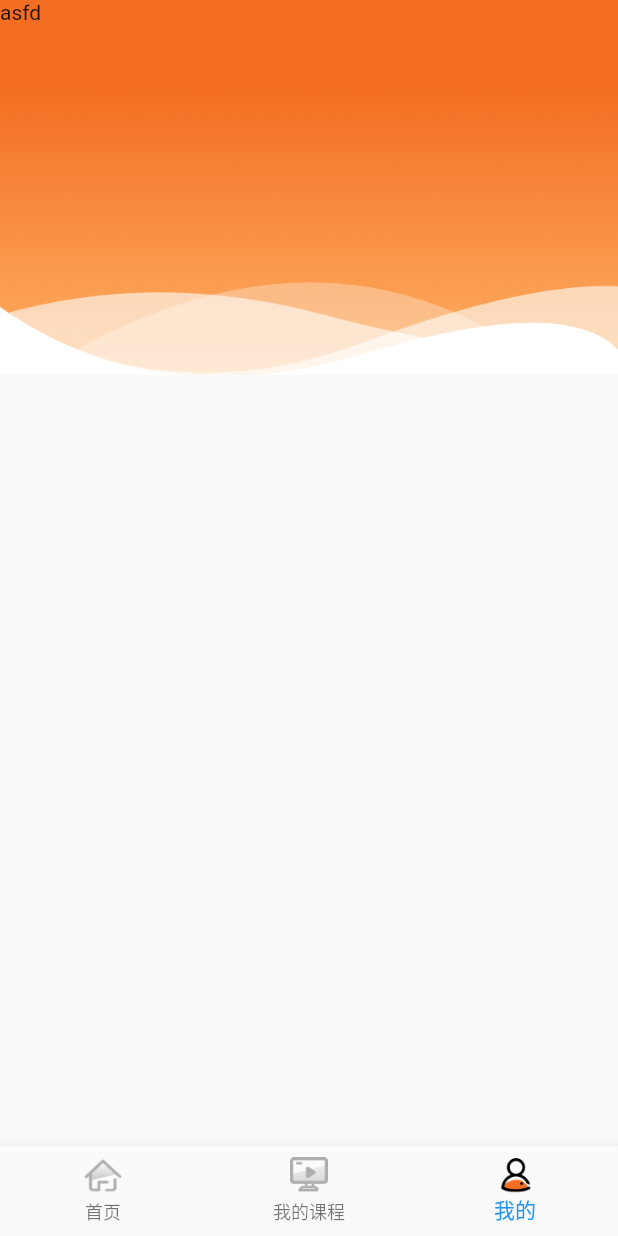
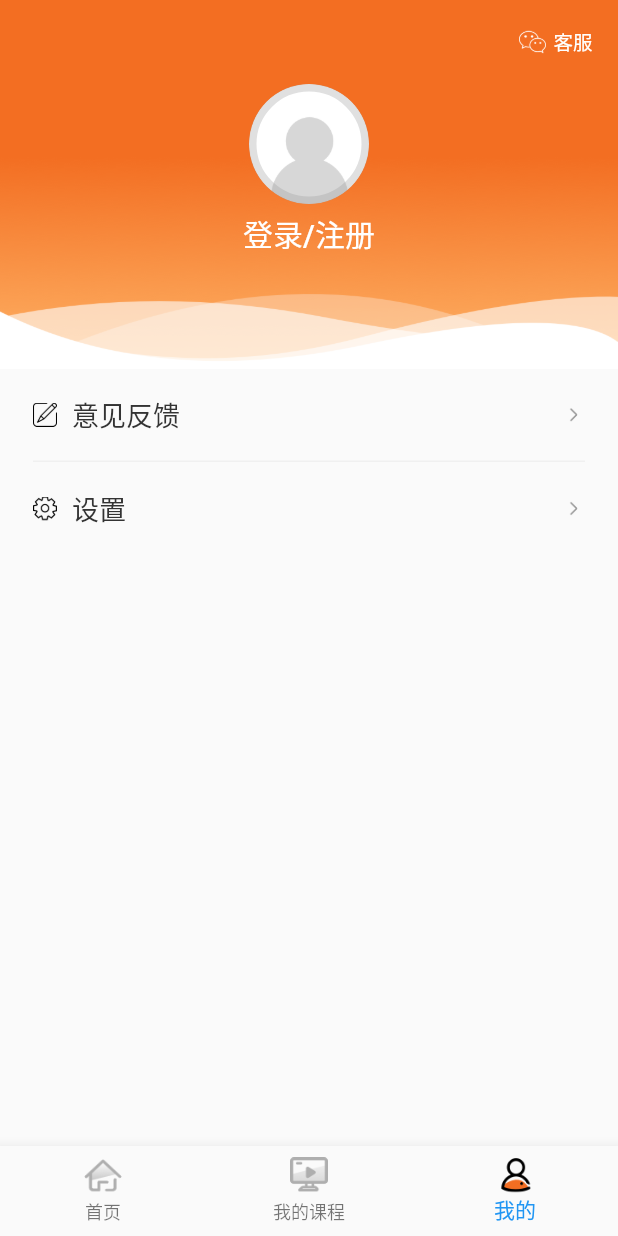
Before and after one commit to YangtaoWang/iea_flutter, a Flutter app: the screen it shows after launch, item 3 of the bottom bar chosen, on a phone screen of 412 x 824 dp. Run offline on Flutter 3.47's test engine with Material 2 defaults, Android fonts, the light colour scheme and no system bars; our stand-ins replace chewie, convert, dio, extended_image, flutter_redux, flutter_swiper and 4 more; missing offline and left inert: flutter_downloader, throttling; network calls fail; statements that could not run were skipped.

Commit message:
我的页面

```diff
--- a/lib/main.dart
+++ b/lib/main.dart
@@ -1,13 +1,14 @@
 import 'package:flutter/material.dart';
 import 'package:iea/screens/courseDetailPage/courseDetail_page.dart';
 // import 'package:iea/screens/indexPage/index_page.dart';
-import 'package:iea/screens/mineCoursePage/mineCourse_page.dart';
+// import 'package:iea/screens/mineCoursePage/mineCourse_page.dart';
 import 'package:iea/screens/courseExamPage/courseExam_page.dart';
 import 'package:iea/screens/courseExamResultPage/courseExamResult_page.dart';
 import 'package:iea/screens/feedbackPage/feedback_page.dart';
 import 'package:iea/screens/playerPage/player_page.dart';
 import 'package:iea/screens/mainPage/main_page.dart';
 // import 'package:iea/screens/minepage/mine_screen.dart';
+import 'package:iea/screens/myCoursePage/myCourse_page.dart';
 import 'package:iea/screens/myPage/my_page.dart';
 import 'package:redux/redux.dart';
 import 'package:flutter_redux/flutter_redux.dart';
@@ -18,6 +19,8 @@ import 'package:iea/redux/appState.dart';
 // import 'package:iea/redux/reducer.dart';
 // import 'dart:developer';
 // import 'package:iea/redux/appActions.dart';
+// import 'dart:io';
+// import 'package:flutter/services.dart';
 
 import 'package:flutter/rendering.dart';
 
@@ -60,29 +63,37 @@ class HomePage extends StatefulWidget {
 
 class _HomePageState extends State<HomePage> {
   int _currentIndex = 0;
-  final widgetItems = [MainPage(), MineCoursePage(), MyPage()];
+  final widgetItems = [MainPage(), MyCoursePage(), MyPage()];
   List<String> widgetNames = ['IEA认证', '我的课程' ,'我的'];
   @override
   Widget build(BuildContext context) {
+    // if (Platform.isAndroid) {
+    //   // 以下两行 设置android状态栏为透明的沉浸。写在组件渲染之后，是为了在渲染后进行set赋值，覆盖状态栏，写在渲染之前MaterialApp组件会覆盖掉这个值。
+    //   SystemUiOverlayStyle systemUiOverlayStyle = SystemUiOverlayStyle(statusBarColor: Colors.transparent);
+    //   SystemChrome.setSystemUIOverlayStyle(systemUiOverlayStyle);
+    // }
     return Scaffold(
       // 顶栏
-      appBar: PreferredSize(
-        child: Offstage(
-          offstage: _currentIndex == 2 ? true : false,
-          child: AppBar(
-            title: Text(widgetNames[_currentIndex], style: TextStyle(color: Colors.black),),
-            backgroundColor: Colors.white,
-            elevation: 0,
-            centerTitle: true
-          ),
-        ),
-        preferredSize:Size.fromHeight(MediaQuery.of(context).size.height * 0.07),
+      appBar: AppBar(
+        title: _currentIndex != 2 ? Text(widgetNames[_currentIndex], style: TextStyle(color: Colors.black),) : Text(''),
+        backgroundColor: _currentIndex != 2 ? Colors.white : Color.fromRGBO(243, 110, 34, 1),
+        elevation: 0,
+        centerTitle: true,
+        actions: _currentIndex == 2 ? <Widget>[
+          Row(
+            children: <Widget>[
+              Image.asset('assets/images/mypage/weixin.png', width: 18, height: 18),
+              Container(
+                margin: EdgeInsets.only(right: 17, left: 5),
+                child: Text('客服', style: TextStyle(fontSize: 13))
+              )
+            ],
+          )
+        ] : <Widget>[],
       ),
-      body: SafeArea(
-        child: IndexedStack(
-          index: _currentIndex,
-          children: widgetItems,
-        ),
+      body: IndexedStack(
+        index: _currentIndex,
+        children: widgetItems,
       ),
       // 底部导航
       bottomNavigationBar: BottomNavigationBar(
@@ -91,12 +102,10 @@ class _HomePageState extends State<HomePage> {
             icon: _currentIndex == 0 ? Image.asset('assets/images/homepage/Page1Copy4@2x.png',width: 25,height: 25,):Image.asset('assets/images/homepage/Page1Copy6@2x.png',width: 25,height: 25,),
             title: Text('首页', style: TextStyle(color: Color(0xFF06244e), fontSize: 14), )
           ),
-
           BottomNavigationBarItem(
             icon: _currentIndex == 1 ? Image.asset('assets/images/homepage/icon_me_course_sel.png',width: 25,height: 25,):Image.asset('assets/images/homepage/icon_me_course_unsel.png',width: 25,height: 25,) ,
             title: Text('我的课程', style: TextStyle(color: Color(0xFF06244e), fontSize: 14), )
           ),
-
           BottomNavigationBarItem(
             icon: _currentIndex == 2? Image.asset('assets/images/homepage/Page1Copy2@2x.png',width: 25,height: 25,):Image.asset('assets/images/homepage/Page1@2x.png',width: 25,height: 25,) ,
             title: Text('我的', style: TextStyle(color: Color(0xFF06244e), fontSize: 14), )
@@ -110,7 +119,6 @@ class _HomePageState extends State<HomePage> {
 
   }
   void _onItemTaped (int index){
-    // Navigator.pushNamed(context, '/test', arguments: 0);
     setState(() {
       _currentIndex = index;
     });
--- a/lib/screens/mainPage/main_openList.dart
+++ b/lib/screens/mainPage/main_openList.dart
@@ -14,8 +14,6 @@ class _MainOpenListState extends State<MainOpenList> with AutomaticKeepAliveClie
   bool get wantKeepAlive => true;
   @override
   void initState() {
-    // _getOpenList();
-    // getOpenList();
     super.initState();
   }
   @override
--- /dev/null
+++ b/lib/screens/myCoursePage/myCourse_page.dart
@@ -0,0 +1,109 @@
+import 'package:flutter/material.dart';
+
+class MyCoursePage extends StatefulWidget {
+  MyCoursePage({Key key}) : super(key: key);
+  _MyCoursePageState createState() => _MyCoursePageState();
+}
+
+class _MyCoursePageState extends State<MyCoursePage> {
+  @override
+  Widget build(BuildContext context) {
+    // return Container(
+    //    child: ListView.separated(
+    //      itemCount: 5,
+    //      itemBuilder: (BuildContext context, int index) {
+    //       return Container(
+    //         height: 120,
+    //         child: Padding(
+    //           padding: EdgeInsets.symmetric(horizontal: 15, vertical: 17),
+    //           child: Container(
+    //             child: Row(
+    //               children: <Widget>[
+    //                 Container(
+    //                   width: 145,
+    //                   height: 81,
+    //                   margin: EdgeInsets.only(right: 19),
+    //                   child: Stack(
+    //                     children: <Widget>[
+    //                       ClipRRect(
+    //                         child: Image.network('https://xszx-test-1251987637.cosbj.myqcloud.com/file/20190614/fe82d65bf5464498b389632f82197983.png', width: 145, height: 81, fit: BoxFit.cover),
+    //                         borderRadius: BorderRadius.circular(5),
+    //                       ),
+    //                       Positioned(
+    //                         left: 0,
+    //                         top: 8,
+    //                         child: Container(
+    //                           child: Padding(
+    //                             padding: EdgeInsets.symmetric(horizontal: 11, vertical: 4),
+    //                             child: Text('心理学', style: TextStyle(color: Colors.white, fontSize: 12),),
+    //                           ),
+    //                           decoration: BoxDecoration(
+    //                             color: Color.fromRGBO(243, 110, 34, 0.96),
+    //                             borderRadius: BorderRadius.only(topRight: Radius.circular(25), bottomRight: Radius.circular(25))
+    //                           )
+    //                         )
+    //                       )
+    //                     ],
+    //                   ),
+    //                 ),
+    //                 Expanded(
+    //                   flex: 1,
+    //                   child: Container(
+    //                     child: Column(
+    //                       mainAxisAlignment: MainAxisAlignment.spaceBetween,
+    //                       children: <Widget>[
+    //                         Text('心理学产品包标题心理学产品包标题心理学产品包标题心理学产品包标题心理学产品包标题心理学产品包标题心理学产品包标题', style: TextStyle(fontSize: 15, color: Color.fromRGBO(51, 51, 51, 1), fontWeight: FontWeight.w500), maxLines: 2,),
+    //                         Container(
+    //                           height: 28,
+    //                           child: Row(
+    //                             crossAxisAlignment: CrossAxisAlignment.center,
+    //                             mainAxisAlignment: MainAxisAlignment.start,
+    //                             children: <Widget>[
+    //                               ClipOval(
+    //                                 child: Image.network('https://xszx-test-1251987637.cosbj.myqcloud.com/file/20190614/fe82d65bf5464498b389632f82197983.png', width: 28, height: 28, fit: BoxFit.cover,),
+    //                               ),
+    //                               Container(
+    //                                 margin: EdgeInsets.only(left: 13),
+    //                                 child: Text('高静老师', style: TextStyle(fontSize: 14, color: Color.fromRGBO(102, 102, 102, 1))),
+    //                               )
+    //                             ],
+    //                           ),
+    //                         )
+    //                       ],
+    //                     ),
+    //                   ),
+    //                 )
+
+    //               ],
+    //             ),
+    //           ),
+    //         ),
+    //       );
+    //      },
+    //      separatorBuilder: (BuildContext context, int index) {
+    //        return Container(
+    //          height: 10,
+    //          decoration: BoxDecoration(
+    //            color: Color.fromRGBO(247, 247, 247, 1)
+    //          ),
+    //        );
+    //      },
+    //    )
+    // );
+    return Container(
+      height: MediaQuery.of(context).size.height,
+      width: MediaQuery.of(context).size.width,
+      child: Column(
+        crossAxisAlignment: CrossAxisAlignment.center,
+        mainAxisAlignment: MainAxisAlignment.center,
+        children: <Widget>[
+          Image.network('https://xszx-test-1251987637.cosbj.myqcloud.com/file/20190614/fe82d65bf5464498b389632f82197983.png', width: 198, height: 191, fit: BoxFit.cover,),
+          Container(
+            margin: EdgeInsets.only(top: 30),
+            child: Text('您还没有选课，去首页选课进入学习吧！', style: TextStyle(fontSize: 13, color: Color.fromRGBO(153, 153, 153, 1), fontWeight: FontWeight.w500)),
+          )
+        ],
+      ),
+    );
+  }
+}
--- a/lib/screens/myPage/my_page.dart
+++ b/lib/screens/myPage/my_page.dart
@@ -1,5 +1,5 @@
 import 'package:flutter/material.dart';
-import 'dart:ui';
+// import 'dart:ui';
 class MyPage extends StatefulWidget{
   @override
   State<StatefulWidget> createState() {
@@ -10,24 +10,93 @@ class MyPage extends StatefulWidget{
 class MyPageState extends State<MyPage> {
   @override
   Widget build(BuildContext context){
-    final double statusBarHeight = MediaQueryData.fromWindow(window).padding.top;
-    print(statusBarHeight);
     return Scaffold(
       body: Container(
           child: Column(
             children: <Widget>[
-              Padding(
-                padding: EdgeInsets.only(top: statusBarHeight),
-                child: Container(
-                  width: MediaQuery.of(context).size.width,
-                  height: 250,
-                  decoration: BoxDecoration(
-                    image: DecorationImage(image: AssetImage('assets/images/mypage/icon_me_bg.png'), fit: BoxFit.cover)
+              Container(
+                width: MediaQuery.of(context).size.width,
+                height: 190,
+                decoration: BoxDecoration(
+                  image: DecorationImage(image: AssetImage('assets/images/mypage/icon_me_bg.png'), fit: BoxFit.fill)
+                ),
+                child: Column(
+                  mainAxisAlignment: MainAxisAlignment.start,
+                  crossAxisAlignment: CrossAxisAlignment.center,
+                  children: <Widget>[
+                    Container(
+                      width: 80,
+                      height: 80,
+                      decoration: BoxDecoration(
+                        image: DecorationImage(
+                          image: AssetImage('assets/images/mypage/icon_default_photo.png')
+                        ),
+                        borderRadius: BorderRadius.circular(40),
+                        border: Border.all(width: 5, color: Color.fromRGBO(151, 151, 151, .3), style: BorderStyle.solid)
+                      ),
+                    ),
+                    Container(
+                      margin: EdgeInsets.only(top: 5),
+                      child: Text('登录/注册', style: TextStyle(color: Colors.white, fontSize: 20, fontWeight: FontWeight.w500)),
+                    )
+                  ],
+                ),
+              ),
+              Container(
+                child: Padding(
+                  padding: EdgeInsets.symmetric(horizontal: 22),
+                  child: Column(
+                    children: <Widget>[
+                      GestureDetector(
+                        onTap: () {
+                          Navigator.pushNamed(context, '/feedback');
+                        },
+                        child: Container(
+                          height: 62,
+                          decoration: BoxDecoration(
+                            border: Border(bottom: BorderSide(width: 1, color: Color.fromRGBO(151, 151, 151, .1), style: BorderStyle.solid))
+                          ),
+                          child: Row(
+                            crossAxisAlignment: CrossAxisAlignment.center,
+                            mainAxisAlignment: MainAxisAlignment.spaceBetween,
+                            children: <Widget>[
+                              Row(
+                                children: <Widget>[
+                                  Image.asset('assets/images/mypage/feedback.png', width: 16, height: 16, fit: BoxFit.cover,),
+                                  Container(
+                                    margin: EdgeInsets.only(left: 10),
+                                    child: Text('意见反馈', style: TextStyle(color: Color.fromRGBO(51, 51, 51, 1), fontSize: 18)),
+                                  )
+                                ],
+                              ),
+                              Image.asset('assets/images/mypage/arrowright.png', width: 15, height: 15, fit: BoxFit.cover,)
+                            ],
+                          ),
+                        ),
+                      ),
+                      Container(
+                        height: 62,
+                        child: Row(
+                          crossAxisAlignment: CrossAxisAlignment.center,
+                          mainAxisAlignment: MainAxisAlignment.spaceBetween,
+                          children: <Widget>[
+                            Row(
+                              children: <Widget>[
+                                Image.asset('assets/images/mypage/setting.png', width: 16, height: 16, fit: BoxFit.cover,),
+                                Container(
+                                  margin: EdgeInsets.only(left: 10),
+                                  child: Text('设置', style: TextStyle(color: Color.fromRGBO(51, 51, 51, 1), fontSize: 18)),
+                                )
+                              ],
+                            ),
+                            Image.asset('assets/images/mypage/arrowright.png', width: 15, height: 15, fit: BoxFit.cover,)
+                          ],
+                        ),
+                      )
+                    ],
                   ),
-                  child: Text('asfd'),
-                )
+                ),
               )
-
             ],
           ),
         )
--- a/pubspec.yaml
+++ b/pubspec.yaml
@@ -90,6 +90,11 @@ flutter:
    - assets/images/playerPage/wenhao.png
 
    - assets/images/mypage/icon_me_bg.png
+   - assets/images/mypage/icon_default_photo.png
+   - assets/images/mypage/arrowright.png
+   - assets/images/mypage/setting.png
+   - assets/images/mypage/feedback.png
+   - assets/images/mypage/weixin.png
 
   fonts:
     - family: iconfont
```
Also changed, not shown: assets/images/mypage/arrowright.png (added), assets/images/mypage/feedback.png (added), assets/images/mypage/icon_default_photo.png (added), assets/images/mypage/setting.png (added), assets/images/mypage/weixin.png (added), assets/images/phonepage/login-phone.png (added), assets/images/phonepage/login-successs.png (added).
